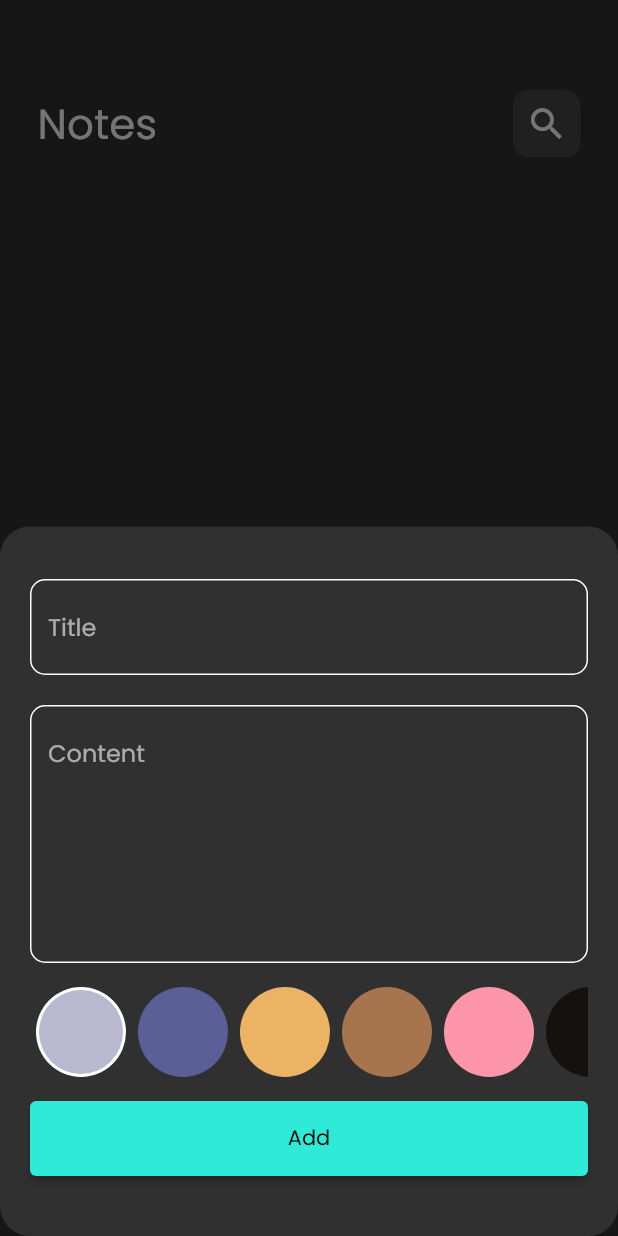
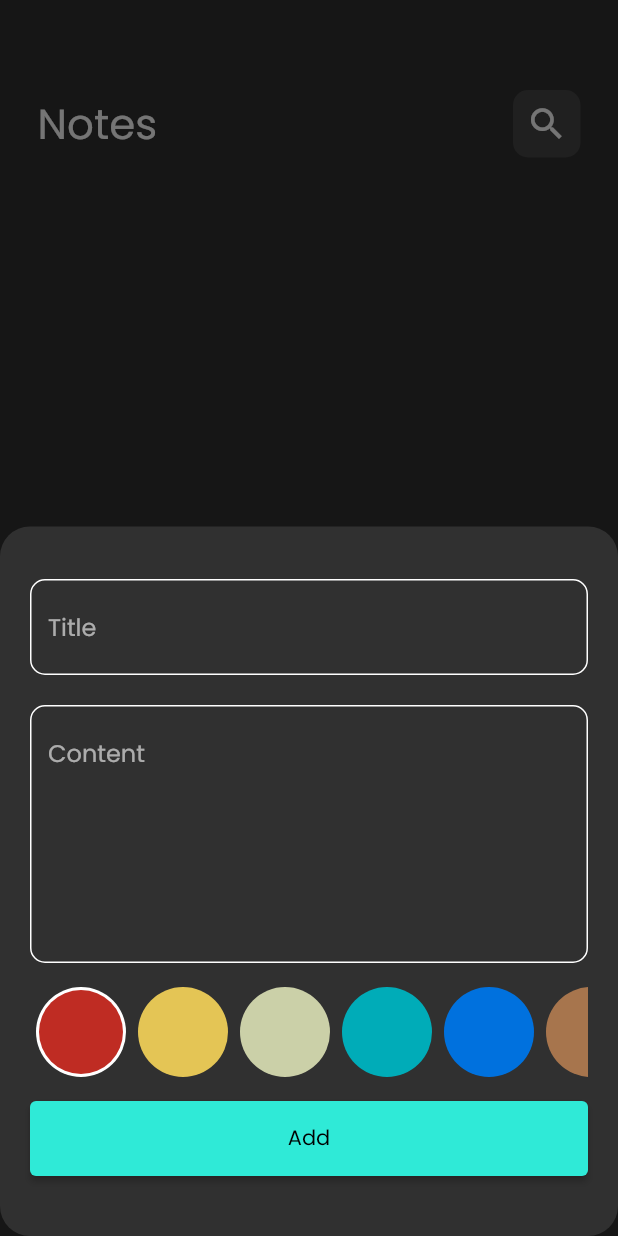
Before and after one commit to MostafaHamed-W/bright_memo, a Flutter app: the screen it shows after launch, after a tap on the "add" icon, on a phone screen of 412 x 824 dp. Run offline on Flutter 3.47's test engine with Material 2 defaults, Android fonts, the phone set to English and light mode, and no system bars; our stand-ins replace bloc, flutter_bloc, font_awesome_flutter, hive, hive_flutter, modal_progress_hud_nsn; accounts and stored records are empty.

Commit message:
Updating Colors

```diff
--- a/lib/cubits/add_note_cubit/add_note_cubit.dart
+++ b/lib/cubits/add_note_cubit/add_note_cubit.dart
@@ -1,3 +1,5 @@
+import 'dart:ui';
+
 import 'package:flutter_bloc/flutter_bloc.dart';
 import 'package:meta/meta.dart';
 import 'package:hive_flutter/hive_flutter.dart';
@@ -9,9 +11,11 @@ part 'add_note_state.dart';
 
 class AddNoteCubit extends Cubit<AddNoteState> {
   AddNoteCubit() : super(AddNoteInitial());
+  Color noteColor = const Color(0xFFbf2c23);
 
   addNote(NoteModel note) async {
     emit(AddNoteLoading());
+    note.color = noteColor.value;
     try {
       var notesBox = Hive.box<NoteModel>(kNotesBox);
       await notesBox.add(note);
--- a/lib/models/note_model.dart
+++ b/lib/models/note_model.dart
@@ -11,7 +11,7 @@ class NoteModel extends HiveObject {
   @HiveField(2)
   final String date;
   @HiveField(3)
-  final int color;
+  int color;
 
   NoteModel({
     required this.title,
--- a/lib/views/widgets/add_note_form.dart
+++ b/lib/views/widgets/add_note_form.dart
@@ -138,14 +138,13 @@ class ColorsListView extends StatefulWidget {
 class _ColorsListViewState extends State<ColorsListView> {
   int currnetIndex = 0;
   List<Color> noteColors = [
-    const Color(0xFFB8B8D1),
-    const Color(0xFF5B5F97),
-    const Color(0xFFEAB464),
+    const Color(0xFFbf2c23),
+    const Color(0xFFe4c555),
+    const Color(0xFFcbd0a8),
+    const Color(0xFF00acb8),
+    const Color(0xFF0071de),
     const Color(0xFFA7754D),
     const Color(0xFFFD96A9),
-    const Color(0xFF14110F),
-    const Color(0xFF34312D),
-    const Color(0xFF7E7F83),
     const Color(0xFFD9C5B2),
   ];
   @override
@@ -162,6 +161,7 @@ class _ColorsListViewState extends State<ColorsListView> {
                 onTap: () {
                   setState(() {
                     currnetIndex = index;
+                    BlocProvider.of<AddNoteCubit>(context).noteColor = noteColors[index];
                   });
                 },
                 child: ColorItem(
--- a/lib/views/widgets/edit_note_view_body.dart
+++ b/lib/views/widgets/edit_note_view_body.dart
@@ -48,7 +48,9 @@ class _EditNoteViewBodyState extends State<EditNoteViewBody> {
             onChanged: (value) {
               title = value;
               setState(() {
-                title!.isNotEmpty || content!.isNotEmpty ? isEditing = true : isEditing = false;
+                title?.isNotEmpty == true || content?.isNotEmpty == true
+                    ? isEditing = true
+                    : isEditing = false;
               });
             },
           ),
```
